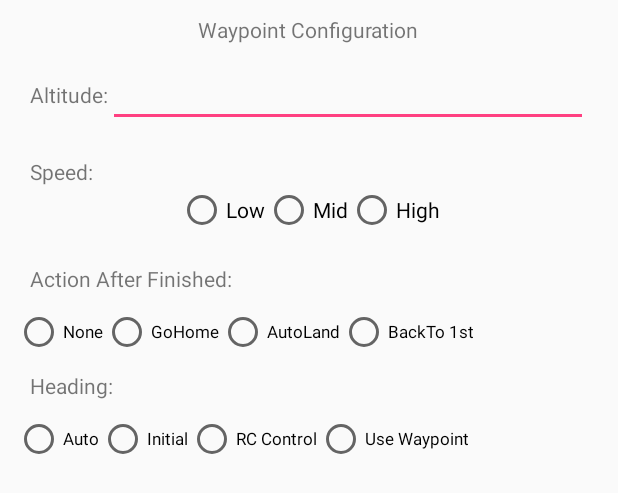
After one commit to diogon01/Android-DJI-GoogleMaps-Demos, an Android app: the layout dialog_waypointsetting.xml on its own in the app's theme, with its tools: preview values and no code run, on a phone screen of 412 x 824 dp. The commit adds this screen. Shown: the top 493 px of the screen. Run offline under Robolectric (Android 15) with nearby library versions, the phone set to English and light mode, and no system bars.

Commit message:
Adicionado o layout da nuvem de pontos dos drones

```diff
--- a/app/src/main/AndroidManifest.xml
+++ b/app/src/main/AndroidManifest.xml
@@ -53,10 +53,10 @@
 
         <meta-data
             android:name="com.dji.sdk.API_KEY"
-            android:value="sua chave dji" />
+            android:value="d3646208d47681aa03f4f83e" />
         <meta-data
             android:name="com.google.android.geo.API_KEY"
-            android:value="sua chave android" />
+            android:value="AIzaSyDnG5uU0Nu753-pbOpEgXaUqvOhjebKasM" />
         <meta-data
             android:name="com.google.android.gms.version"
             android:value="@integer/google_play_services_version" />
@@ -76,11 +76,12 @@
         <service android:name="dji.sdk.sdkmanager.DJIGlobalService"></service>
 
         <!-- DJI SDK -->
-
-
-
-
-        <activity android:name=".MainActivity">
+        <activity
+            android:name=".MainActivity"
+            android:configChanges="orientation|screenSize"
+            android:label="@string/title_activity_demo"
+            android:screenOrientation="landscape"
+            android:theme="@android:style/Theme.NoTitleBar.Fullscreen" >
             <intent-filter>
                 <action android:name="android.intent.action.MAIN" />
 
--- /dev/null
+++ b/app/src/main/res/layout/dialog_waypointsetting.xml
@@ -0,0 +1,194 @@
+<?xml version="1.0" encoding="utf-8"?>
+<LinearLayout xmlns:android="http://schemas.android.com/apk/res/android"
+    android:layout_width="match_parent"
+    android:layout_height="wrap_content"
+    android:layout_marginLeft="10dp"
+    android:layout_marginTop="10dp"
+    android:layout_marginRight="10dp"
+    android:layout_marginBottom="10dp"
+    android:orientation="vertical">
+
+    <TextView
+        android:layout_width="wrap_content"
+        android:layout_height="wrap_content"
+        android:layout_gravity="center_horizontal"
+        android:text="@string/tilte_waypoint_configuration"></TextView>
+
+    <LinearLayout
+        android:layout_width="match_parent"
+        android:layout_height="wrap_content"
+        android:layout_marginLeft="10dp"
+        android:layout_marginTop="10dp"
+        android:layout_marginRight="10dp"
+        android:layout_marginBottom="10dp"
+        android:orientation="horizontal">
+
+        <TextView
+            android:layout_width="wrap_content"
+            android:layout_height="wrap_content"
+            android:text="@string/label_altitude"></TextView>
+
+        <EditText
+            android:id="@+id/altitude"
+            android:layout_width="match_parent"
+            android:layout_height="wrap_content"
+            android:autofillHints=""
+            android:inputType=""></EditText>
+    </LinearLayout>
+
+    <LinearLayout
+        android:layout_width="match_parent"
+        android:layout_height="wrap_content"
+        android:layout_marginLeft="10dp"
+        android:layout_marginTop="10dp"
+        android:layout_marginRight="10dp"
+        android:layout_marginBottom="10dp"
+        android:orientation="vertical">
+
+        <TextView
+            android:layout_width="wrap_content"
+            android:layout_height="wrap_content"
+            android:text="@string/label_speed"></TextView>
+
+        <RadioGroup
+            android:id="@+id/speed"
+            android:layout_width="wrap_content"
+            android:layout_height="wrap_content"
+            android:layout_gravity="center_horizontal"
+            android:orientation="horizontal">
+
+            <RadioButton
+                android:id="@+id/lowSpeed"
+                android:layout_width="wrap_content"
+                android:layout_height="wrap_content"
+                android:text="@string/radio_low" />
+
+            <RadioButton
+                android:id="@+id/MidSpeed"
+                android:layout_width="wrap_content"
+                android:layout_height="wrap_content"
+                android:text="@string/radio_mid" />
+
+            <RadioButton
+                android:id="@+id/HighSpeed"
+                android:layout_width="wrap_content"
+                android:layout_height="wrap_content"
+                android:text="@string/radio_high" />
+        </RadioGroup>
+    </LinearLayout>
+
+    <LinearLayout
+        android:layout_width="match_parent"
+        android:layout_height="wrap_content"
+        android:layout_marginLeft="10dp"
+        android:layout_marginTop="10dp"
+        android:layout_marginRight="10dp"
+        android:layout_marginBottom="10dp"
+        android:orientation="horizontal">
+
+        <TextView
+            android:layout_width="wrap_content"
+            android:layout_height="wrap_content"
+            android:text="@string/label_action_after_finished"
+            android:textAlignment="viewStart" />
+    </LinearLayout>
+
+    <LinearLayout
+        android:layout_width="match_parent"
+        android:layout_height="wrap_content"
+        android:orientation="horizontal">
+
+        <RadioGroup
+            android:id="@+id/actionAfterFinished"
+            android:layout_width="wrap_content"
+            android:layout_height="wrap_content"
+            android:layout_gravity="center_horizontal"
+            android:orientation="horizontal">
+
+            <RadioButton
+                android:id="@+id/finishNone"
+                android:layout_width="wrap_content"
+                android:layout_height="wrap_content"
+                android:text="@string/radio_none"
+                android:textSize="5pt" />
+
+            <RadioButton
+                android:id="@+id/finishGoHome"
+                android:layout_width="wrap_content"
+                android:layout_height="wrap_content"
+                android:text="@string/radio_gohome"
+                android:textSize="5pt" />
+
+            <RadioButton
+                android:id="@+id/finishAutoLanding"
+                android:layout_width="wrap_content"
+                android:layout_height="wrap_content"
+                android:text="@string/radio_autoland"
+                android:textSize="5pt" />
+
+            <RadioButton
+                android:id="@+id/finishToFirst"
+                android:layout_width="wrap_content"
+                android:layout_height="wrap_content"
+                android:text="@string/radio_backto_1st"
+                android:textSize="5pt" />
+        </RadioGroup>
+    </LinearLayout>
+
+    <LinearLayout
+        android:layout_width="match_parent"
+        android:layout_height="wrap_content"
+        android:layout_marginLeft="10dp"
+        android:layout_marginTop="10dp"
+        android:layout_marginRight="10dp"
+        android:layout_marginBottom="10dp"
+        android:orientation="horizontal">
+
+        <TextView
+            android:layout_width="wrap_content"
+            android:layout_height="wrap_content"
+            android:text="@string/label_heading" />
+    </LinearLayout>
+
+    <LinearLayout
+        android:layout_width="match_parent"
+        android:layout_height="wrap_content"
+        android:orientation="horizontal">
+
+        <RadioGroup
+            android:id="@+id/heading"
+            android:layout_width="wrap_content"
+            android:layout_height="wrap_content"
+            android:layout_gravity="center_horizontal"
+            android:orientation="horizontal">
+
+            <RadioButton
+                android:id="@+id/headingNext"
+                android:layout_width="wrap_content"
+                android:layout_height="wrap_content"
+                android:text="@string/radio_auto"
+                android:textSize="5pt" />
+
+            <RadioButton
+                android:id="@+id/headingInitDirec"
+                android:layout_width="wrap_content"
+                android:layout_height="wrap_content"
+                android:text="@string/btn_initial"
+                android:textSize="5pt" />
+
+            <RadioButton
+                android:id="@+id/headingRC"
+                android:layout_width="wrap_content"
+                android:layout_height="wrap_content"
+                android:text="@string/radio_rc_control"
+                android:textSize="5pt" />
+
+            <RadioButton
+                android:id="@+id/headingWP"
+                android:layout_width="wrap_content"
+                android:layout_height="wrap_content"
+                android:text="@string/radio_use_waypoint"
+                android:textSize="5pt" />
+        </RadioGroup>
+    </LinearLayout>
+</LinearLayout>
--- a/app/src/main/res/values/strings.xml
+++ b/app/src/main/res/values/strings.xml
@@ -11,4 +11,20 @@
     <string name="btn_start">Start</string>
     <string name="btn_stop">Stop</string>
     <string name="main_title">Google Maps  Demo</string>
+    <string name="tilte_waypoint_configuration">Waypoint Configuration</string>
+    <string name="label_altitude">Altitude:</string>
+    <string name="label_speed">Speed:</string>
+    <string name="radio_none">None</string>
+    <string name="radio_gohome">GoHome</string>
+    <string name="radio_autoland">AutoLand</string>
+    <string name="radio_backto_1st">BackTo 1st</string>
+    <string name="label_heading">Heading:</string>
+    <string name="radio_auto">Auto</string>
+    <string name="btn_initial">Initial</string>
+    <string name="radio_rc_control">RC Control</string>
+    <string name="radio_use_waypoint">Use Waypoint</string>
+    <string name="radio_low">Low</string>
+    <string name="radio_mid">Mid</string>
+    <string name="radio_high">High</string>
+    <string name="label_action_after_finished">Action After Finished:</string>
 </resources>
```
Also changed, not shown: 1 other file.
